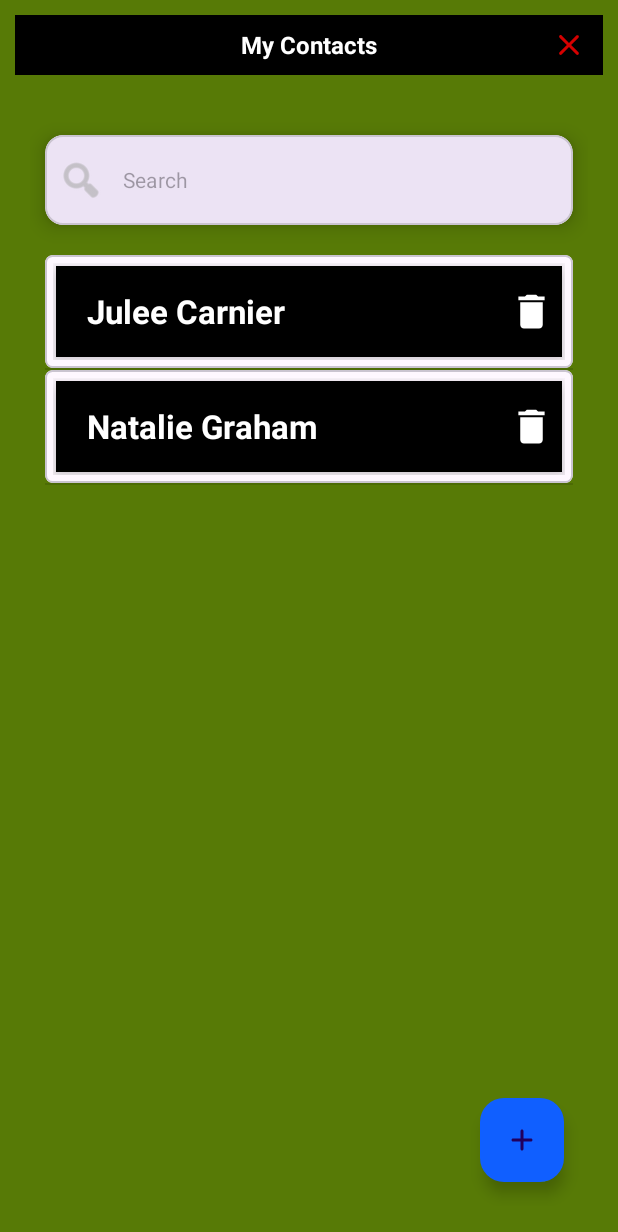
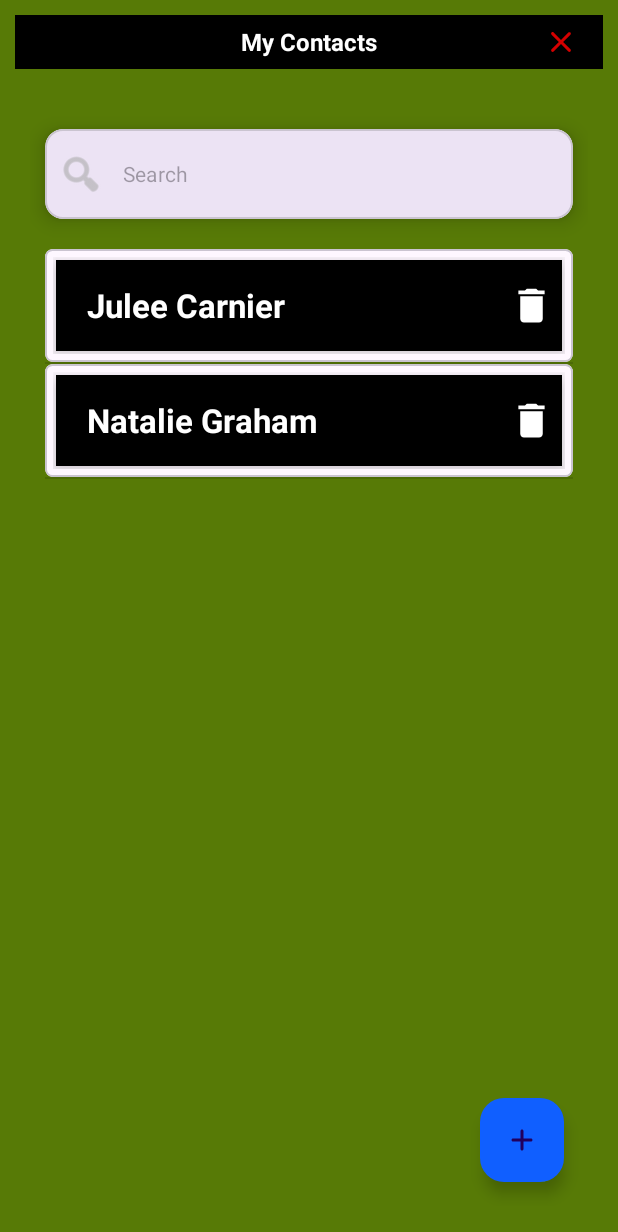
Before and after one commit to DilanSandaruwan/android-contactlist-kotlin, an Android app: the ContactListActivity screen opened directly, with no data from a screen before it, on a phone screen of 412 x 824 dp. Shown: the top 1232 px of the screen. Run offline under Robolectric (Android 15) with nearby library versions, the phone set to English and light mode, and no system bars; our stand-ins replace data binding.

Commit message:
include resolved comments in the first PR

```diff
--- a/app/src/main/AndroidManifest.xml
+++ b/app/src/main/AndroidManifest.xml
@@ -15,11 +15,11 @@
         <activity
             android:name=".views.activities.ContactListActivity"
             android:exported="false"
-            android:screenOrientation="portrait" />
+            android:screenOrientation="fullSensor" />
         <activity
             android:name=".views.activities.MainActivity"
             android:exported="true"
-            android:screenOrientation="portrait">
+            android:screenOrientation="fullSensor">
             <intent-filter>
                 <action android:name="android.intent.action.MAIN" />
 
--- a/app/src/main/java/com/dilan/example/android/ctcontactlistapplication/model/ContactData.kt
+++ b/app/src/main/java/com/dilan/example/android/ctcontactlistapplication/model/ContactData.kt
@@ -7,12 +7,12 @@ import java.io.Serializable
  *
  * @property firstName The first name of the contact.
  * @property lastName The last name of the contact.
- * @property phoneNumber1 The primary phone number of the contact.
+ * @property phoneNumber The primary phone number of the contact.
  * @property email The email address of the contact.
  */
 data class ContactData(
     var firstName: String?,
     var lastName: String?,
-    var phoneNumber1: String?,
+    var phoneNumber: String?,
     var email: String?,
 ) : Serializable
--- a/app/src/main/java/com/dilan/example/android/ctcontactlistapplication/viewmodels/ContactListViewModel.kt
+++ b/app/src/main/java/com/dilan/example/android/ctcontactlistapplication/viewmodels/ContactListViewModel.kt
@@ -75,4 +75,38 @@ class ContactListViewModel() : ViewModel() {
     fun addNewContactData(navToDetails: Boolean) {
         _navigateToAddNewContact.value = navToDetails
     }
+
+    /**
+     * Create and set an ArrayList of initial contact data.
+     */
+    private fun initiateContactsList() {
+        var contactList: ArrayList<ContactData> = ArrayList()
+
+        // Add sample contact data to the list
+        contactList.apply {
+            add(
+                ContactData(
+                    "Julee",
+                    "Carnier",
+                    "0762671438",
+                    "jcarnier0@shutterfly.com"
+                )
+            )
+            add(
+                ContactData(
+                    "Natalie",
+                    "Graham",
+                    "0762671423",
+                    "ngrahm10@shutterfly.com"
+                )
+            )
+        }
+
+        // Set the initialized contact list
+        setContactList(contactList)
+    }
+
+    init {
+        initiateContactsList()
+    }
 }
--- a/app/src/main/java/com/dilan/example/android/ctcontactlistapplication/views/activities/ContactListActivity.kt
+++ b/app/src/main/java/com/dilan/example/android/ctcontactlistapplication/views/activities/ContactListActivity.kt
@@ -7,14 +7,12 @@ import androidx.appcompat.app.AppCompatActivity
 import androidx.databinding.DataBindingUtil
 import com.dilan.example.android.ctcontactlistapplication.R
 import com.dilan.example.android.ctcontactlistapplication.databinding.ActivityContactListBinding
-import com.dilan.example.android.ctcontactlistapplication.model.ContactData
 import com.dilan.example.android.ctcontactlistapplication.viewmodels.ContactListViewModel
 
 class ContactListActivity : AppCompatActivity() {
 
     // Declare lateinit variables
     lateinit var binding: ActivityContactListBinding
-    lateinit var contactList: ArrayList<ContactData>
 
     // Initialize ContactListViewModel using viewModels extension function
     private val viewModel: ContactListViewModel by viewModels()
@@ -28,8 +26,10 @@ class ContactListActivity : AppCompatActivity() {
         // Set up click listener for back button
         binding.btnArrowBack.setOnClickListener {
             // Navigate back to the main activity
-            startActivity(Intent(this@ContactListActivity, MainActivity::class.java))
-            this.finish()
+            // Clear the activity stack and start the MainActivity
+            val intent = Intent(this@ContactListActivity, MainActivity::class.java)
+            intent.flags = Intent.FLAG_ACTIVITY_NEW_TASK or Intent.FLAG_ACTIVITY_CLEAR_TASK
+            startActivity(intent)
         }
 
         // Set up click listener for exit button
@@ -38,37 +38,6 @@ class ContactListActivity : AppCompatActivity() {
             this.finish()
         }
 
-        // Initialize and set up the initial contacts list
-        val list = initiateContactsList()
-        viewModel.setContactList(list)
-
     }
 
-    /**
-     * Create and return an ArrayList of initial contact data.
-     */
-    private fun initiateContactsList(): ArrayList<ContactData> {
-        contactList = ArrayList()
-
-        // Add sample contact data to the list
-        contactList.add(
-            ContactData(
-                "Julee",
-                "Carnier",
-                "0762671438",
-                "jcarnier0@shutterfly.com"
-            )
-        )
-        contactList.add(
-            ContactData(
-                "Natalie",
-                "Graham",
-                "0762671423",
-                "ngrahm10@shutterfly.com"
-            )
-        )
-
-        // Return the initialized contact list
-        return contactList
-    }
 }
--- a/app/src/main/java/com/dilan/example/android/ctcontactlistapplication/views/adapters/ContactListAdapter.kt
+++ b/app/src/main/java/com/dilan/example/android/ctcontactlistapplication/views/adapters/ContactListAdapter.kt
@@ -1,33 +1,53 @@
 package com.dilan.example.android.ctcontactlistapplication.views.adapters
 
 import android.view.LayoutInflater
-import android.view.View
 import android.view.ViewGroup
-import android.widget.AdapterView.OnItemClickListener
-import android.widget.ImageView
-import android.widget.TextView
 import androidx.recyclerview.widget.DiffUtil
 import androidx.recyclerview.widget.ListAdapter
 import androidx.recyclerview.widget.RecyclerView
-import com.dilan.example.android.ctcontactlistapplication.R
+import com.dilan.example.android.ctcontactlistapplication.databinding.ContactCardItemBinding
 import com.dilan.example.android.ctcontactlistapplication.model.ContactData
-import com.google.android.material.textfield.TextInputEditText
 
+/**
+ * Adapter class for displaying the list of contact data in a RecyclerView using data binding.
+ *
+ * @param itemClickListener An interface to handle item click events.
+ * @param deleteClickListener An interface to handle delete click events.
+ */
 class ContactListAdapter(
     private val itemClickListener: OnItemClickListener,
     private val deleteClickListener: OnDeleteClickListener,
 ) : ListAdapter<ContactData, ContactListAdapter.ViewHolder>(diff_util) {
 
     // Declare and initialize views within the item layout
-    class ViewHolder(itemView: View) : RecyclerView.ViewHolder(itemView) {
-        var txtContactName = itemView.findViewById<TextView>(R.id.contactName)
-        var etFirstName: TextInputEditText = itemView.findViewById(R.id.et_contact_first_name)
-        var etLastName: TextInputEditText =
-            itemView.findViewById(R.id.et_contact_last_name)
-        var etPhone1: TextInputEditText =
-            itemView.findViewById(R.id.et_contact_number_1)
-        var etEmail: TextInputEditText =
-            itemView.findViewById(R.id.et_contact_email)
+    class ViewHolder(private val binding: ContactCardItemBinding) :
+        RecyclerView.ViewHolder(binding.root) {
+        fun bind(
+            item: ContactData,
+            itemClickListener: OnItemClickListener,
+            deleteClickListener: OnDeleteClickListener
+        ) {
+            binding.apply {
+                // Bind data to the views using data binding
+                contactName.text = when {
+                    item.firstName.isNullOrEmpty() && !item.lastName.isNullOrEmpty() -> item.lastName.toString()
+                    !item.firstName.isNullOrEmpty() && item.lastName.isNullOrEmpty() -> item.firstName.toString()
+                    else -> "${item.firstName} ${item.lastName}"
+                }
+
+                // Set click listeners using data binding
+                root.setOnClickListener { itemClickListener.itemClick(item) }
+                btnDelete.setOnClickListener { deleteClickListener.deleteClick(item) }
+
+                // Set the current item to the 'contact' variable
+                contact = item
+
+                // Execute pending bindings to update the UI
+                executePendingBindings()
+
+            }
+        }
+
     }
 
     // Create the ViewHolder by inflating the item layout
@@ -35,40 +55,19 @@ class ContactListAdapter(
         parent: ViewGroup,
         viewType: Int
     ): ViewHolder {
-        val view =
-            LayoutInflater.from(parent.context).inflate(R.layout.contact_card_item, parent, false)
-        return ViewHolder(view)
+        val binding = ContactCardItemBinding.inflate(
+            LayoutInflater.from(parent.context),
+            parent,
+            false
+        )
+        return ViewHolder(binding)
     }
 
     // Bind data to the ViewHolder views
     override fun onBindViewHolder(holder: ViewHolder, position: Int) {
         val item = getItem(position)
+        holder.bind(item, itemClickListener, deleteClickListener)
 
-        // Display contact name based on available data
-        holder.txtContactName.text =
-            if (item.firstName.isNullOrEmpty()) {
-                item.lastName.toString()
-            } else if (item.lastName.isNullOrEmpty()) {
-                item.firstName.toString()
-            } else {
-                "${item.firstName} ${item.lastName}"
-            }
-
-        // Set data to the EditText views
-        holder.etFirstName.setText(item.firstName)
-        holder.etLastName.setText(item.lastName)
-        holder.etPhone1.setText(item.phoneNumber1)
-        holder.etEmail.setText(item.email)
-
-        // Set click listener for item click
-        holder.itemView.setOnClickListener {
-            itemClickListener.itemClick(item)
-        }
-
-        // Set click listener for delete button
-        holder.itemView.findViewById<ImageView>(R.id.btn_delete).setOnClickListener {
-            deleteClickListener.deleteClick(item)
-        }
     }
 
     // Interface to handle item click events
@@ -88,7 +87,7 @@ class ContactListAdapter(
         val diff_util = object : DiffUtil.ItemCallback<ContactData>() {
 
             override fun areItemsTheSame(oldItem: ContactData, newItem: ContactData): Boolean {
-                return oldItem.phoneNumber1 == newItem.phoneNumber1
+                return oldItem.phoneNumber == newItem.phoneNumber
             }
 
             override fun areContentsTheSame(
--- a/app/src/main/java/com/dilan/example/android/ctcontactlistapplication/views/fragments/ContactListFragment.kt
+++ b/app/src/main/java/com/dilan/example/android/ctcontactlistapplication/views/fragments/ContactListFragment.kt
@@ -18,13 +18,14 @@ import com.dilan.example.android.ctcontactlistapplication.databinding.FragmentCo
 import com.dilan.example.android.ctcontactlistapplication.model.ContactData
 import com.dilan.example.android.ctcontactlistapplication.viewmodels.ContactListViewModel
 import com.dilan.example.android.ctcontactlistapplication.views.adapters.ContactListAdapter
+import java.util.Locale
 
 class ContactListFragment : Fragment() {
 
     // Declare lateinit variables
     lateinit var binding: FragmentContactListBinding
     lateinit var viewModel: ContactListViewModel
-    lateinit var adapter: ContactListAdapter
+    lateinit var ctAdapter: ContactListAdapter
     val args: ContactListFragmentArgs by navArgs()
 
     override fun onCreate(savedInstanceState: Bundle?) {
@@ -54,12 +55,12 @@ class ContactListFragment : Fragment() {
         super.onViewCreated(view, savedInstanceState)
 
         // Create layout manager and item decoration for RecyclerView
-        val layoutManager = LinearLayoutManager(requireContext())
+        val ctLayoutManager = LinearLayoutManager(requireContext())
         val dividerItemDecoration =
-            DividerItemDecoration(requireContext(), layoutManager.orientation)
+            DividerItemDecoration(requireContext(), ctLayoutManager.orientation)
 
         // Initialize the adapter with click listeners
-        adapter = ContactListAdapter(object :
+        ctAdapter = ContactListAdapter(object :
             ContactListAdapter.OnItemClickListener {
             override fun itemClick(item: ContactData) {
                 gotoDetailsFragment(item)
@@ -71,9 +72,11 @@ class ContactListFragment : Fragment() {
         })
 
         // Configure RecyclerView with layout manager, item decoration, and adapter
-        binding.rvContactList.layoutManager = layoutManager
-        binding.rvContactList.addItemDecoration(dividerItemDecoration)
-        binding.rvContactList.adapter = adapter
+        binding.rvContactList.apply {
+            this.layoutManager = ctLayoutManager
+            this.addItemDecoration(dividerItemDecoration)
+            this.adapter = ctAdapter
+        }
 
         // Set click listener for "Add New Contact" FAB
         binding.fab.setOnClickListener {
@@ -82,12 +85,12 @@ class ContactListFragment : Fragment() {
 
         // Observe LiveData for main contact list and update the adapter
         viewModel.contactList.observe(viewLifecycleOwner) {
-            adapter.submitList(it)
+            ctAdapter.submitList(it)
         }
 
         // Observe LiveData for filtered contact search list and update the adapter
         viewModel.contactSearchList.observe(viewLifecycleOwner) {
-            adapter.submitList(it)
+            ctAdapter.submitList(it)
         }
 
         // Set up search input listener
@@ -96,7 +99,7 @@ class ContactListFragment : Fragment() {
                 if (action == EditorInfo.IME_ACTION_SEARCH) {
                     editText.text.toString().let {
                         if (it.isBlank()) {
-                            adapter.submitList(viewModel.contactList.value)
+                            ctAdapter.submitList(viewModel.contactList.value)
                         }
                         viewModel.setStrToSearch(it)
 
@@ -107,34 +110,14 @@ class ContactListFragment : Fragment() {
             }
 
         // Observe LiveData for search input and filter the contact list accordingly
-        viewModel.strToSearch.observe(viewLifecycleOwner) {
-            val strToSearch = it ?: ""
-            val searchResults = ArrayList<ContactData>()
+        viewModel.strToSearch.observe(viewLifecycleOwner) { searchQuery ->
+            val normalizedQuery = searchQuery?.trim()?.lowercase(Locale.getDefault()) ?: ""
+            val filteredContacts = viewModel.contactList.value?.filter { contactData ->
+                (contactData.firstName?.contains(normalizedQuery, ignoreCase = true) == true) ||
+                        (contactData.lastName?.contains(normalizedQuery, ignoreCase = true) == true)
+            } ?: emptyList()
 
-            val contactDataList =
-                viewModel.contactList.value // Get the value from the MutableLiveData
-
-            if (contactDataList != null) {
-                if (strToSearch != "") {
-                    for (contactData in contactDataList) {
-                        // Assuming ContactData has a name field
-                        if ((contactData.firstName?.contains(
-                                strToSearch,
-                                ignoreCase = true
-                            ) == true) || (contactData.lastName?.contains(
-                                strToSearch,
-                                ignoreCase = true
-                            ) == true)
-                        ) {
-                            searchResults.add(contactData)
-                        }
-                    }
-                    viewModel.setContactSearchList(searchResults)
-                } else {
-                    adapter.submitList(viewModel.contactList.value)
-                }
-
-            }
+            viewModel.setContactSearchList(filteredContacts.ifEmpty { viewModel.contactList.value.orEmpty() })
         }
 
         // Observe LiveData for navigation to "Add New Contact" screen
@@ -166,7 +149,7 @@ class ContactListFragment : Fragment() {
         val currentItems = viewModel.contactList.value?.toMutableList() ?: mutableListOf()
         currentItems.remove(item)
         viewModel.setContactList(currentItems)
-        adapter.submitList(ArrayList(currentItems))
+        ctAdapter.submitList(ArrayList(currentItems))
     }
 
     // Function to save contact data
@@ -174,7 +157,7 @@ class ContactListFragment : Fragment() {
         val currentItems = viewModel.contactList.value?.toMutableList() ?: mutableListOf()
 
         // Check if a similar contact already exists
-        if (!currentItems.any { it.phoneNumber1 == newContact.phoneNumber1 }) {
+        if (!currentItems.any { it.phoneNumber == newContact.phoneNumber }) {
             // Add the new contact to the list
             currentItems.add(newContact)
 
@@ -182,10 +165,10 @@ class ContactListFragment : Fragment() {
             viewModel.setContactList(currentItems)
 
             // Update the adapter using DiffUtil
-            adapter.submitList(currentItems.toList())
+            ctAdapter.submitList(currentItems.toList())
         } else {
             // Check if a similar contact already exists and get the index of it in the list
-            val index = currentItems.indexOfFirst { it.phoneNumber1 == newContact.phoneNumber1 }
+            val index = currentItems.indexOfFirst { it.phoneNumber == newContact.phoneNumber }
 
             if (index != -1) {
                 // Update the contact at the specified index
@@ -195,7 +178,7 @@ class ContactListFragment : Fragment() {
                 viewModel.setContactList(currentItems)
 
                 // Update the adapter using DiffUtil
-                adapter.submitList(currentItems.toList())
+                ctAdapter.submitList(currentItems.toList())
             }
         }
     }
--- a/app/src/main/res/layout/activity_contact_list.xml
+++ b/app/src/main/res/layout/activity_contact_list.xml
@@ -16,7 +16,8 @@
         <LinearLayout
             android:id="@+id/header"
             android:layout_width="match_parent"
-            android:layout_height="40dp"
+            android:layout_height="wrap_content"
+            android:padding="5dp"
             android:layout_margin="10dp"
             android:background="@color/black">
 
--- a/app/src/main/res/layout/contact_card_item.xml
+++ b/app/src/main/res/layout/contact_card_item.xml
@@ -1,7 +1,15 @@
 <?xml version="1.0" encoding="utf-8"?>
-<com.google.android.material.card.MaterialCardView xmlns:android="http://schemas.android.com/apk/res/android"
+<layout xmlns:android="http://schemas.android.com/apk/res/android"
     xmlns:app="http://schemas.android.com/apk/res-auto"
-    xmlns:tool="http://schemas.android.com/tools"
+    xmlns:tool="http://schemas.android.com/tools">
+
+    <data>
+        <variable
+            name="contact"
+            type="com.dilan.example.android.ctcontactlistapplication.model.ContactData" />
+    </data>
+
+    <com.google.android.material.card.MaterialCardView
         android:layout_width="match_parent"
         android:layout_height="wrap_content"
         android:elevation="5dp"
@@ -36,6 +44,7 @@
                     android:layout_gravity="center_vertical"
                     android:layout_marginStart="15dp"
                     android:layout_weight="1"
+                    android:text="@{@string/first_name_with_last_name(contact.firstName, contact.lastName)}"
                     android:textColor="@color/white"
                     android:textSize="22dp"
                     android:textStyle="bold"
@@ -115,6 +124,7 @@
                             android:layout_weight="1"
                             android:hint="First Name"
                             android:inputType="textPersonName"
+                            android:text="@{contact.firstName}"
                             android:textColor="@color/white"
                             android:textColorHint="@color/grey"
                             android:textSize="22dp"
@@ -134,6 +144,7 @@
                             android:layout_weight="1"
                             android:hint="Last Name"
                             android:inputType="textPersonName"
+                            android:text="@{contact.lastName}"
                             android:textColor="@color/white"
                             android:textColorHint="#A3A3A3"
                             android:textSize="22dp"
@@ -147,12 +158,13 @@
                         android:layout_margin="5dp">
 
                         <com.google.android.material.textfield.TextInputEditText
-                        android:id="@+id/et_contact_number_1"
+                            android:id="@+id/et_contact_number"
                             android:layout_width="match_parent"
                             android:layout_height="wrap_content"
                             android:layout_weight="1"
                             android:hint="Contact Number"
                             android:inputType="phone"
+                            android:text="@{contact.phoneNumber}"
                             android:textColor="@color/white"
                             android:textColorHint="#A3A3A3"
                             android:textSize="22dp"
@@ -172,6 +184,7 @@
                             android:layout_weight="1"
                             android:hint="Email"
                             android:inputType="textEmailAddress"
+                            android:text="@{contact.email}"
                             android:textColor="@color/white"
                             android:textColorHint="#A3A3A3"
                             android:textSize="22dp"
@@ -185,3 +198,4 @@
         </LinearLayout>
 
     </com.google.android.material.card.MaterialCardView>
+</layout>
--- a/app/src/main/res/layout/fragment_details.xml
+++ b/app/src/main/res/layout/fragment_details.xml
@@ -183,7 +183,7 @@
                                 android:textColorHint="@color/grey">
 
                                 <com.google.android.material.textfield.TextInputEditText
-                                    android:id="@+id/et_contact_number_1"
+                                    android:id="@+id/et_contact_number"
                                     android:layout_width="match_parent"
                                     android:layout_height="wrap_content"
                                     android:layout_weight="1"
@@ -192,7 +192,7 @@
                                     android:hint="Contact Number"
                                     android:inputType="phone"
                                     android:maxLength="10"
-                                    android:text="@={detailVM.selectedContact.phoneNumber1}"
+                                    android:text="@={detailVM.selectedContact.phoneNumber}"
                                     android:textColor="@color/white"
                                     android:textColorHint="#A3A3A3"
                                     android:textSize="18dp"
--- a/app/src/main/res/values/strings.xml
+++ b/app/src/main/res/values/strings.xml
@@ -9,4 +9,7 @@
     <string name="valid_name">ABCDEFGHIJKLMNOPQRSTUVWXYZabcdefghijklmnopqrstuvwxyz0123456789</string>
     <string name="valid_email">abcdefghijklmnopqrstuvwxyzABCDEFGHIJKLMNOPQRSTUVWXYZ1234567890_.@-</string>
     <string name="valid_phone">+9876543210</string>
+
+    <!--    formatted texts-->
+    <string name="first_name_with_last_name">%1$s %2$s</string>
 </resources>
--- a/build.gradle
+++ b/build.gradle
@@ -17,3 +17,7 @@ plugins {
     id 'com.android.library' version '8.0.2' apply false
     id 'org.jetbrains.kotlin.android' version '1.8.20' apply false
 }
+
+task clean(type:Delete){
+    delete rootProject.buildDir
+}
```
Also changed, not shown: app/build.gradle (+10 -5 lines), app/src/main/java/com/dilan/example/android/ctcontactlistapplication/views/fragments/DetailsFragment.kt (+12 -11 lines). Lines whose indentation alone changed are shown as unchanged.
